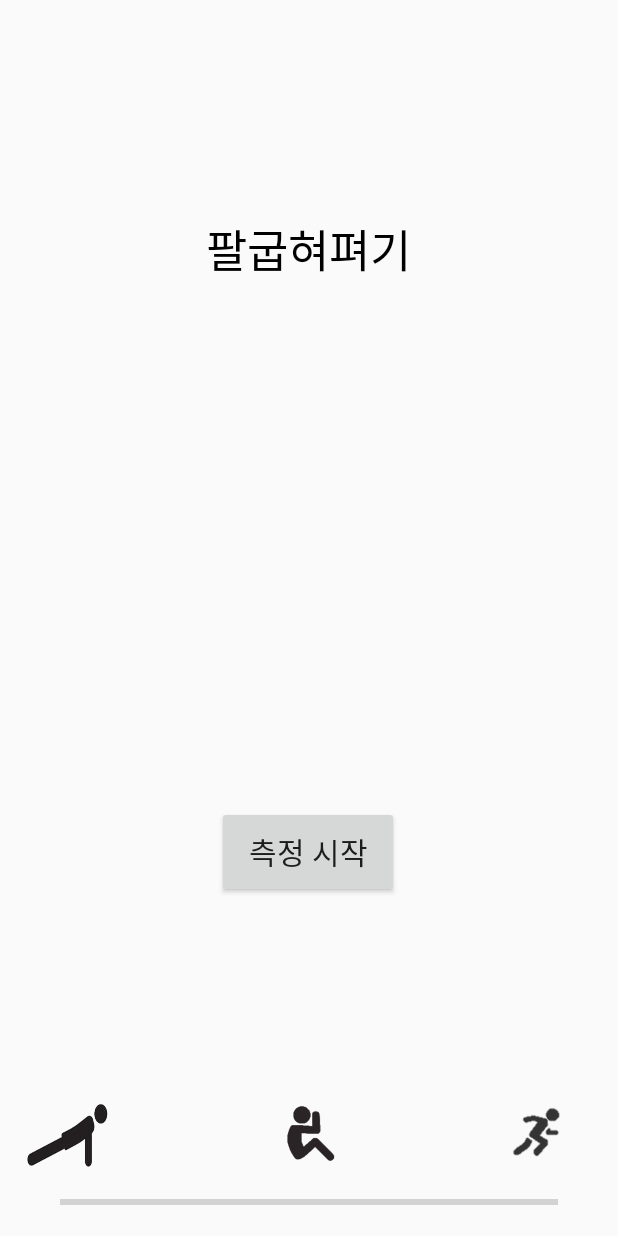
After one commit to osamhack2020/APP_TookSamPoom_Navy3Generals, an Android app: the PushUpFragment screen opened directly, with no data from a screen before it, on a phone screen of 412 x 824 dp. The commit adds this screen. Run offline under Robolectric (Android 15) with nearby library versions, the phone set to English and light mode, and no system bars.

Commit message:
Update ViewPager

```diff
--- a/app/build.gradle
+++ b/app/build.gradle
@@ -44,6 +44,8 @@ dependencies {
     implementation 'androidx.constraintlayout:constraintlayout:2.0.2'
     implementation 'com.google.android.gms:play-services-maps:17.0.0'
     implementation 'com.google.android.material:material:1.2.1'
+    implementation 'androidx.viewpager2:viewpager2:1.0.0'
+    implementation 'androidx.legacy:legacy-support-v4:1.0.0'
     testImplementation 'junit:junit:4.12'
     androidTestImplementation 'androidx.test.ext:junit:1.1.2'
     androidTestImplementation 'androidx.test.espresso:espresso-core:3.3.0'
--- a/app/src/main/java/kr/co/softcampus/tooksampoom/PracticeSelectorActivity.java
+++ b/app/src/main/java/kr/co/softcampus/tooksampoom/PracticeSelectorActivity.java
@@ -1,42 +1,84 @@
 package kr.co.softcampus.tooksampoom;
 
+import android.content.Intent;
 import android.os.Bundle;
+import android.util.DisplayMetrics;
+import android.view.View;
+import android.widget.ImageView;
+import android.widget.ProgressBar;
 
 import androidx.appcompat.app.AppCompatActivity;
+import androidx.constraintlayout.widget.ConstraintLayout;
+import androidx.viewpager2.adapter.FragmentStateAdapter;
 import androidx.viewpager2.widget.ViewPager2;
 
 import java.util.ArrayList;
 import java.util.List;
 
+import kr.co.softcampus.tooksampoom.Utils.MyAdapter;
 import kr.co.softcampus.tooksampoom.Utils.PracticeSelectorRecycleAdapter;
 
 
 public class PracticeSelectorActivity extends AppCompatActivity {
 
+    ProgressBar progressBar;
     ViewPager2 viewPager2;
+    FragmentStateAdapter pagerAdapter;
+    ImageView push_up_icon;
+    ImageView sit_up_icon;
+    ImageView running_icon;
 
+    int dpWidthInPx;
     @Override
     protected void onCreate(Bundle savedInstanceState) {
         super.onCreate(savedInstanceState);
         setContentView(R.layout.activity_practice_selector);
         viewPager2 = findViewById(R.id.pager);
+        progressBar = findViewById(R.id.progressBar);
+        push_up_icon = findViewById(R.id.push_up_icon);
+        sit_up_icon = findViewById(R.id.sit_up_icon);
+        running_icon = findViewById(R.id.running_icon);
 
-        List<String> list = new ArrayList<>();
-        list.add("First Screen");
-        list.add("Second Screen");
-        list.add("Third Screen");
-        list.add("Fourth Screen");
-
-        viewPager2.setAdapter(new PracticeSelectorRecycleAdapter(this, list, viewPager2));
-
-
+        pagerAdapter = new MyAdapter(this, 3);
+        viewPager2.setAdapter(pagerAdapter);
+        viewPager2.setCurrentItem(0);
         viewPager2.registerOnPageChangeCallback(new ViewPager2.OnPageChangeCallback() {
             @Override
             public void onPageScrolled(int position, float positionOffset, int positionOffsetPixels) {
                 super.onPageScrolled(position, positionOffset, positionOffsetPixels);
             }
+
+            @Override
+            public void onPageSelected(int position) {
+                super.onPageSelected(position);
+                if(position==0){
+                    progressBar.setProgress(0);
+
+                }
+                if(position==1){
+                    progressBar.setProgress(50);
+
+                }
+                if(position==2){
+                    progressBar.setProgress(100);
+
+                }
+            }
         });
 
     }
 
+    public void onClickSU(View view) {
+        Intent siIntent = new Intent(this, SitUpMeasureActivity.class);
+        startActivity(siIntent);
+    }
+    public void onClickRun(View view) {
+        Intent runningIntent = new Intent(this, RunningActivity.class);
+        startActivity(runningIntent);
+    }
+
+    public void onClickPU(View view) {
+        Intent puIntent = new Intent(this, PushUpMeasureActivity.class);
+        startActivity(puIntent);
+    }
 }
--- /dev/null
+++ b/app/src/main/java/kr/co/softcampus/tooksampoom/PushUpFragment.java
@@ -0,0 +1,26 @@
+package kr.co.softcampus.tooksampoom;
+
+import android.content.Intent;
+import android.os.Bundle;
+
+import androidx.fragment.app.Fragment;
+
+import android.view.LayoutInflater;
+import android.view.View;
+import android.view.ViewGroup;
+
+public class PushUpFragment extends Fragment {
+
+    @Override
+    public View onCreateView(LayoutInflater inflater, ViewGroup container,
+                             Bundle savedInstanceState) {
+        ViewGroup rootView = (ViewGroup) inflater.inflate(
+                R.layout.fragment_push_up, container, false);
+
+        return rootView;
+    }
+    public void onClickPU(View view){
+        Intent puIntent = new Intent(getActivity(), PushUpMeasureActivity.class);
+        startActivity(puIntent);
+    }
+}
--- /dev/null
+++ b/app/src/main/java/kr/co/softcampus/tooksampoom/Utils/MyAdapter.java
@@ -0,0 +1,38 @@
+package kr.co.softcampus.tooksampoom.Utils;
+
+import android.content.Context;
+
+import androidx.annotation.NonNull;
+import androidx.fragment.app.Fragment;
+import androidx.fragment.app.FragmentActivity;
+import androidx.viewpager2.adapter.FragmentStateAdapter;
+
+import kr.co.softcampus.tooksampoom.PushUpFragment;
+import kr.co.softcampus.tooksampoom.RunningFragment;
+import kr.co.softcampus.tooksampoom.SitUpFragment;
+
+public class MyAdapter extends FragmentStateAdapter {
+
+    public int mCount;
+
+    public MyAdapter(Context context, int count) {
+        super((FragmentActivity) context);
+        mCount = count;
+    }
+
+    @NonNull
+    @Override
+    public Fragment createFragment(int position) {
+
+        if(position==0) return new PushUpFragment();
+        else if(position==1) return new SitUpFragment();
+        else return new RunningFragment();
+
+    }
+
+    @Override
+    public int getItemCount() {
+        return mCount;
+    }
+
+}
--- a/app/src/main/res/layout/activity_practice_selector.xml
+++ b/app/src/main/res/layout/activity_practice_selector.xml
@@ -1,14 +1,82 @@
 <?xml version="1.0" encoding="utf-8"?>
-<androidx.constraintlayout.widget.ConstraintLayout xmlns:android="http://schemas.android.com/apk/res/android"
+<LinearLayout xmlns:android="http://schemas.android.com/apk/res/android"
+    xmlns:app="http://schemas.android.com/apk/res-auto"
     xmlns:tools="http://schemas.android.com/tools"
     android:layout_width="match_parent"
     android:layout_height="match_parent"
+    android:orientation="vertical"
     tools:context=".PracticeSelectorActivity">
 
     <androidx.viewpager2.widget.ViewPager2
         android:id="@+id/pager"
-        android:layout_width="0dp"
-        android:layout_height="0dp"
+        android:layout_width="match_parent"
+        android:layout_height="match_parent"
+        android:layout_weight="1"
         tools:layout_editor_absoluteX="0dp"
-        tools:layout_editor_absoluteY="5dp" />
-</androidx.constraintlayout.widget.ConstraintLayout>
+        tools:layout_editor_absoluteY="5dp">
+
+    </androidx.viewpager2.widget.ViewPager2>
+
+    <LinearLayout
+        android:layout_width="match_parent"
+        android:layout_height="match_parent"
+        android:layout_weight="8"
+        android:orientation="vertical">
+
+        <androidx.constraintlayout.widget.ConstraintLayout
+            android:layout_width="match_parent"
+            android:layout_height="match_parent"
+            android:layout_weight="1">
+
+            <ImageView
+                android:id="@+id/push_up_icon"
+                android:layout_width="90dp"
+                android:layout_height="wrap_content"
+                android:visibility="visible"
+                app:layout_constraintBottom_toBottomOf="parent"
+                app:layout_constraintEnd_toEndOf="parent"
+                app:layout_constraintHorizontal_bias="0"
+                app:layout_constraintStart_toStartOf="parent"
+                app:layout_constraintTop_toTopOf="parent"
+                app:srcCompat="@drawable/push_up_icon" />
+
+            <ImageView
+                android:id="@+id/sit_up_icon"
+                android:layout_width="90dp"
+                android:layout_height="wrap_content"
+                android:visibility="visible"
+                app:layout_constraintBottom_toBottomOf="parent"
+                app:layout_constraintEnd_toEndOf="parent"
+                app:layout_constraintHorizontal_bias="0.5"
+                app:layout_constraintStart_toStartOf="parent"
+                app:layout_constraintTop_toTopOf="parent"
+                app:srcCompat="@drawable/sit_up_icon" />
+
+            <ImageView
+                android:id="@+id/running_icon"
+                android:layout_width="110dp"
+                android:layout_height="wrap_content"
+                android:visibility="visible"
+                app:layout_constraintBottom_toBottomOf="parent"
+                app:layout_constraintEnd_toEndOf="parent"
+                app:layout_constraintHorizontal_bias="1"
+                app:layout_constraintStart_toStartOf="parent"
+                app:layout_constraintTop_toTopOf="parent"
+                app:srcCompat="@drawable/running_icon" />
+        </androidx.constraintlayout.widget.ConstraintLayout>
+
+        <ProgressBar
+            android:id="@+id/progressBar"
+            style="?android:attr/progressBarStyleHorizontal"
+            android:layout_width="match_parent"
+            android:layout_height="match_parent"
+            android:layout_marginStart="40dp"
+            android:layout_marginEnd="40dp"
+            android:layout_weight="1"
+            android:max="100"
+            android:progress="0"
+            android:progressTint="#2196F3" />
+    </LinearLayout>
+
+
+</LinearLayout>
--- /dev/null
+++ b/app/src/main/res/layout/fragment_push_up.xml
@@ -0,0 +1,40 @@
+<?xml version="1.0" encoding="utf-8"?>
+<androidx.constraintlayout.widget.ConstraintLayout
+    xmlns:android="http://schemas.android.com/apk/res/android"
+    xmlns:app="http://schemas.android.com/apk/res-auto"
+    xmlns:tools="http://schemas.android.com/tools"
+    android:id="@+id/constraintLayout"
+    android:layout_width="match_parent"
+    android:layout_height="match_parent"
+    tools:context=".PushUpFragment">
+
+    <TextView
+        android:id="@+id/textView3"
+        android:layout_width="254dp"
+        android:layout_height="66dp"
+        android:gravity="center_vertical|center_horizontal"
+        android:text="팔굽혀펴기"
+        android:textColor="#000000"
+        android:textSize="30dp"
+        app:layout_constraintBottom_toBottomOf="parent"
+        app:layout_constraintEnd_toEndOf="parent"
+        app:layout_constraintHorizontal_bias="0.496"
+        app:layout_constraintStart_toStartOf="parent"
+        app:layout_constraintTop_toTopOf="parent"
+        app:layout_constraintVertical_bias="0.2" />
+
+    <Button
+        android:id="@+id/button"
+        android:layout_width="121dp"
+        android:layout_height="61dp"
+        android:gravity="center_vertical|center_horizontal"
+        android:onClick="onClickPU"
+        android:text="측정 시작"
+        android:textSize="20dp"
+        app:layout_constraintBottom_toBottomOf="parent"
+        app:layout_constraintEnd_toEndOf="parent"
+        app:layout_constraintHorizontal_bias="0.498"
+        app:layout_constraintStart_toStartOf="parent"
+        app:layout_constraintTop_toTopOf="parent"
+        app:layout_constraintVertical_bias="0.8" />
+</androidx.constraintlayout.widget.ConstraintLayout>
```
Also changed, not shown: app/src/main/java/kr/co/softcampus/tooksampoom/RunningFragment.java (added, +26 -0 lines), app/src/main/java/kr/co/softcampus/tooksampoom/SitUpFragment.java (added, +26 -0 lines), app/src/main/res/layout/fragment_running.xml (added, +40 -0 lines), app/src/main/res/layout/fragment_sit_up.xml (added, +40 -0 lines), app/src/main/res/drawable-v24/push_up_icon.png (added), app/src/main/res/drawable-v24/running_icon.png (added), app/src/main/res/drawable-v24/sit_up_icon.png (added).
